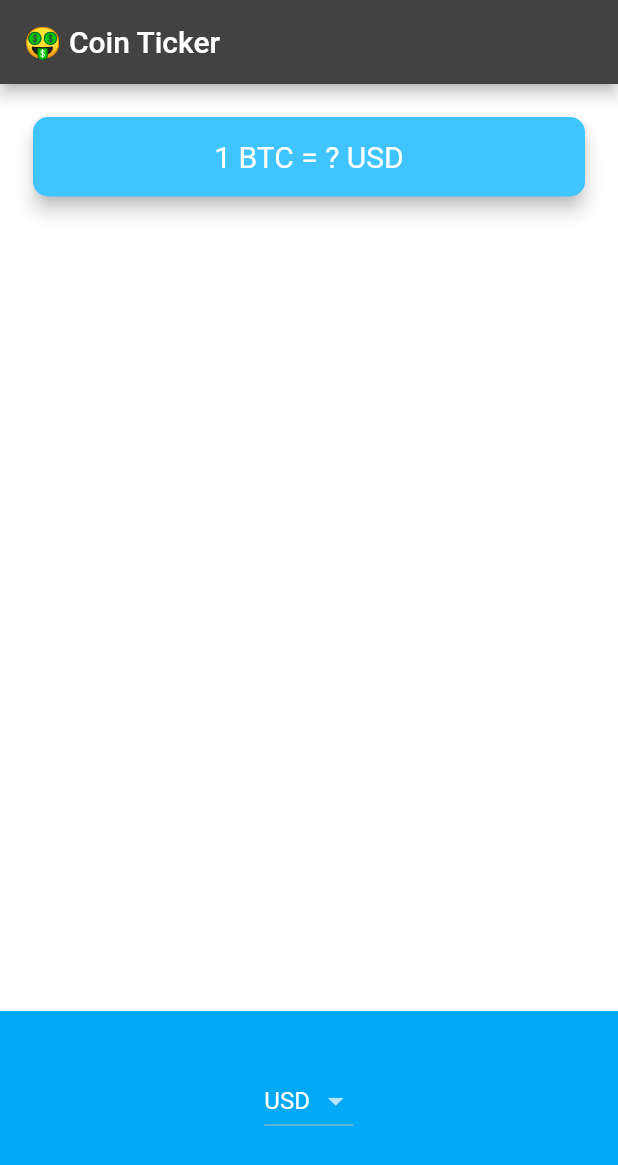
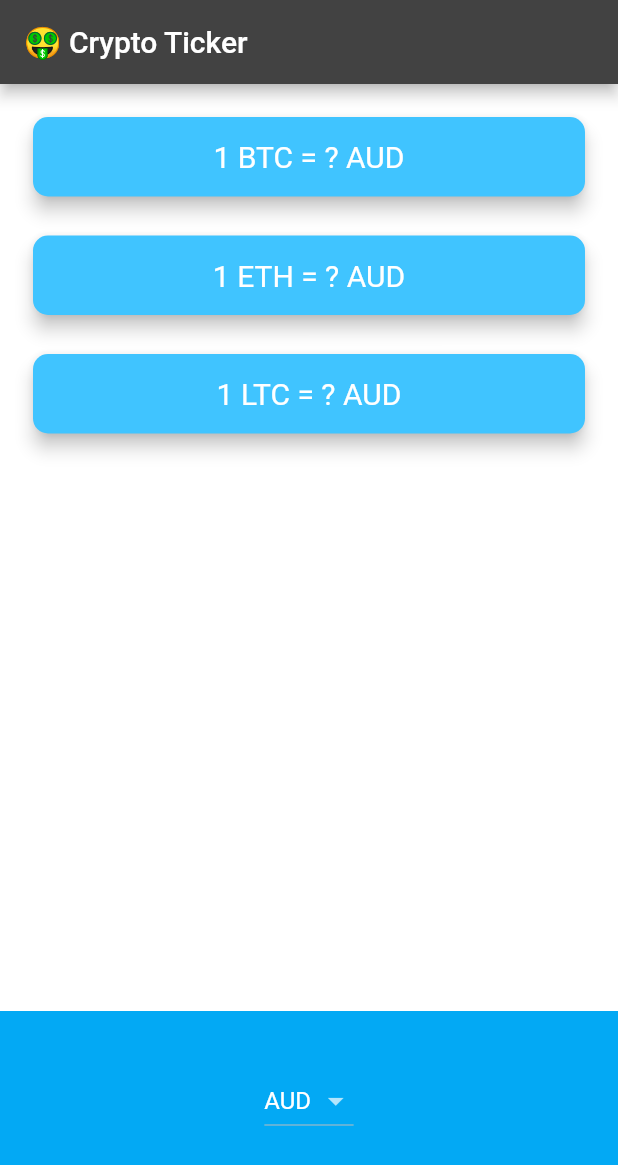
Before and after one commit to narmuni123/crypto_ticker, a Flutter app: the screen it shows after launch, on a phone screen of 412 x 824 dp. Shown: the top 1165 px of the screen. Run offline on Flutter 3.47's test engine with Material 2 defaults, Android fonts, the phone set to English and light mode, and no system bars; network calls fail.

Commit message:
cypto ticker with levels

```diff
--- a/lib/model/crypto_data.dart
+++ b/lib/model/crypto_data.dart
@@ -1,3 +1,7 @@
+import 'dart:convert';
+import 'package:flutter/foundation.dart';
+import 'package:http/http.dart' as http;
+
 const List<String> currenciesList = [
   'AUD',
   'BRL',
@@ -22,10 +26,29 @@
   'ZAR'
 ];
 
-const List<String> cryptoList = [
-  'BTC',
-  'ETH',
-  'LTC',
-];
+const List<String> cryptoList = ['BTC', 'ETH', 'LTC'];
 
-class CoinData {}
+const coinAPIURL = 'https://rest.coinapi.io/v1/exchangerate';
+const apiKey = 'YOUR-API-KEY-HERE';
+
+class CoinData {
+  Future getCoinData(String selectedCurrency) async {
+    Map<String, String> cryptoPrices = {};
+    for (String crypto in cryptoList) {
+      String requestURL =
+          '$coinAPIURL/$crypto/$selectedCurrency?apikey=$apiKey';
+      http.Response response = await http.get(Uri.parse(requestURL));
+      if (response.statusCode == 200) {
+        var decodedData = jsonDecode(response.body);
+        double price = decodedData['rate'];
+        cryptoPrices[crypto] = price.toStringAsFixed(0);
+      } else {
+        if (kDebugMode) {
+          print(response.statusCode);
+        }
+        throw 'Problem with the get request';
+      }
+    }
+    return cryptoPrices;
+  }
+}
--- a/lib/screens/price_screen.dart
+++ b/lib/screens/price_screen.dart
@@ -1,8 +1,8 @@
-import 'dart:io';
-
 import 'package:crypto_ticker/model/crypto_data.dart';
+import 'package:flutter/foundation.dart';
+import 'package:flutter/material.dart';
 import 'package:flutter/cupertino.dart';
-import 'package:flutter/material.dart';
+import 'dart:io' show Platform;
 
 class PriceScreen extends StatefulWidget {
   const PriceScreen({Key? key}) : super(key: key);
@@ -12,8 +12,7 @@
 }
 
 class _PriceScreenState extends State<PriceScreen> {
-
-  String selectedCurrency = "USD";
+  String selectedCurrency = 'AUD';
 
   DropdownButton<String> androidDropdown() {
     List<DropdownMenuItem<String>> dropdownItems = [];
@@ -31,6 +30,7 @@
       onChanged: (value) {
         setState(() {
           selectedCurrency = value!;
+          getData();
         });
       },
     );
@@ -48,22 +48,93 @@
       onSelectedItemChanged: (selectedIndex) {
         setState(() {
           selectedCurrency = currenciesList[selectedIndex];
+          getData();
         });
       },
       children: pickerItems,
     );
   }
+
+  Map<String, String> coinValues = {};
+  bool isWaiting = false;
+
+  void getData() async {
+    isWaiting = true;
+    try {
+      var data = await CoinData().getCoinData(selectedCurrency);
+      isWaiting = false;
+      setState(() {
+        coinValues = data;
+      });
+    } catch (e) {
+      if (kDebugMode) {
+        print(e);
+      }
+    }
+  }
+
+  @override
+  void initState() {
+    super.initState();
+    getData();
+  }
+
+  Column makeCards() {
+    List<CryptoCard> cryptoCards = [];
+    for (String crypto in cryptoList) {
+      cryptoCards.add(
+        CryptoCard(
+          cryptoCurrency: crypto,
+          selectedCurrency: selectedCurrency,
+          value: isWaiting ? '?' : coinValues[crypto]!,
+        ),
+      );
+    }
+    return Column(
+      crossAxisAlignment: CrossAxisAlignment.stretch,
+      children: cryptoCards,
+    );
+  }
+
   @override
   Widget build(BuildContext context) {
     return Scaffold(
       appBar: AppBar(
-        title: const Text('🤑 Coin Ticker'),
+        title: const Text('🤑 Crypto Ticker'),
       ),
       body: Column(
         mainAxisAlignment: MainAxisAlignment.spaceBetween,
         crossAxisAlignment: CrossAxisAlignment.stretch,
         children: <Widget>[
-          Padding(
+          makeCards(),
+          Container(
+            height: 150.0,
+            alignment: Alignment.center,
+            padding: const EdgeInsets.only(bottom: 30.0),
+            color: Colors.lightBlue,
+            child: Platform.isIOS ? iOSPicker() : androidDropdown(),
+          ),
+        ],
+      ),
+    );
+  }
+}
+
+class CryptoCard extends StatelessWidget {
+   // ignore: use_key_in_widget_constructors
+   const CryptoCard({
+    required this.value,
+    required this.selectedCurrency,
+    required this.cryptoCurrency,
+  });
+
+  final String value;
+  final String selectedCurrency;
+  final String cryptoCurrency;
+
+  @override
+  Widget build(BuildContext context) {
+    return Padding(
       padding: const EdgeInsets.fromLTRB(18.0, 18.0, 18.0, 0),
       child: Card(
         color: Colors.lightBlueAccent,
@@ -71,27 +142,18 @@
         shape: RoundedRectangleBorder(
           borderRadius: BorderRadius.circular(10.0),
         ),
-              child: const Padding(
-                padding: EdgeInsets.symmetric(vertical: 15.0, horizontal: 28.0),
+        child: Padding(
+          padding: const EdgeInsets.symmetric(vertical: 15.0, horizontal: 28.0),
           child: Text(
-                  '1 BTC = ? USD',
+            '1 $cryptoCurrency = $value $selectedCurrency',
             textAlign: TextAlign.center,
-                  style: TextStyle(
+            style: const TextStyle(
               fontSize: 20.0,
               color: Colors.white,
             ),
           ),
         ),
       ),
-          ),
-          Container(
-            height: 150.0,
-            alignment: Alignment.center,
-            padding: const EdgeInsets.only(bottom: 30.0),
-            color: Colors.lightBlue,
-            child: Platform.isIOS ? iOSPicker() : androidDropdown(),          ),
-        ],
-      ),
     );
   }
 }
--- a/pubspec.yaml
+++ b/pubspec.yaml
@@ -34,6 +34,7 @@
   # The following adds the Cupertino Icons font to your application.
   # Use with the CupertinoIcons class for iOS style icons.
   cupertino_icons: ^1.0.2
+  http: ^0.13.4
 
 dev_dependencies:
   flutter_test:
```
Also changed, not shown: pubspec.lock. Lines whose indentation alone changed are shown as unchanged.
